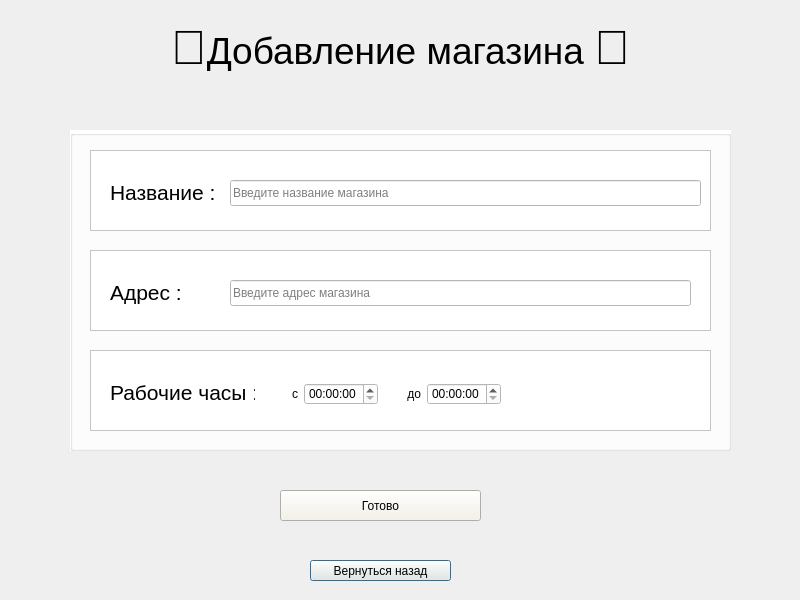
Above: add_shop.ui from mamam111a/2-year_coursework_client before the change. Below: the same form after it.
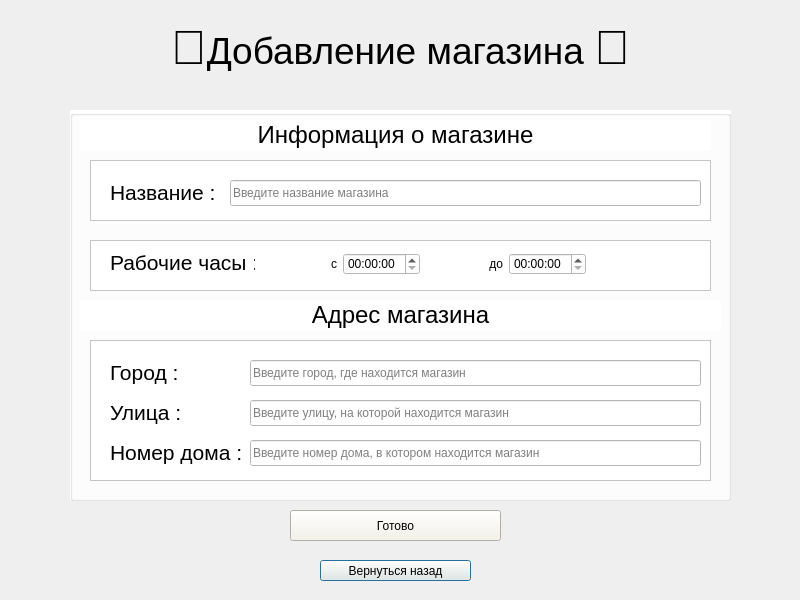
That is the form after the change.

What changed in the file:
```diff
--- a/add_shop.ui
+++ b/add_shop.ui
@@ -16,9 +16,9 @@
   <widget class="QPushButton" name="pushButton">
    <property name="geometry">
     <rect>
-     <x>310</x>
+     <x>320</x>
      <y>560</y>
-     <width>141</width>
+     <width>151</width>
      <height>21</height>
     </rect>
    </property>
@@ -48,9 +48,9 @@
   <widget class="QPushButton" name="pushButton_2">
    <property name="geometry">
     <rect>
-     <x>280</x>
-     <y>490</y>
-     <width>201</width>
+     <x>290</x>
+     <y>510</y>
+     <width>211</width>
      <height>31</height>
     </rect>
    </property>
@@ -81,9 +81,9 @@
    <property name="geometry">
     <rect>
      <x>70</x>
-     <y>130</y>
+     <y>110</y>
      <width>661</width>
-     <height>321</height>
+     <height>391</height>
     </rect>
    </property>
    <property name="styleSheet">
@@ -96,9 +96,9 @@
     <property name="geometry">
      <rect>
       <x>20</x>
-      <y>20</y>
+      <y>50</y>
       <width>621</width>
-      <height>81</height>
+      <height>61</height>
      </rect>
     </property>
     <property name="frameShape">
@@ -111,7 +111,7 @@
      <property name="geometry">
       <rect>
        <x>140</x>
-       <y>30</y>
+       <y>20</y>
        <width>471</width>
        <height>26</height>
       </rect>
@@ -124,7 +124,7 @@
      <property name="geometry">
       <rect>
        <x>20</x>
-       <y>30</y>
+       <y>20</y>
        <width>105</width>
        <height>26</height>
       </rect>
@@ -138,9 +138,9 @@
     <property name="geometry">
      <rect>
       <x>20</x>
-      <y>120</y>
+      <y>230</y>
       <width>621</width>
-      <height>81</height>
+      <height>141</height>
      </rect>
     </property>
     <property name="frameShape">
@@ -153,26 +153,78 @@
      <property name="geometry">
       <rect>
        <x>20</x>
-       <y>30</y>
-       <width>71</width>
+       <y>20</y>
+       <width>105</width>
        <height>26</height>
       </rect>
      </property>
      <property name="text">
-      <string>&lt;html&gt;&lt;head/&gt;&lt;body&gt;&lt;p&gt;&lt;span style=&quot; font-size:16pt;&quot;&gt;Адрес :&lt;/span&gt;&lt;/p&gt;&lt;/body&gt;&lt;/html&gt;</string>
+      <string>&lt;html&gt;&lt;head/&gt;&lt;body&gt;&lt;p&gt;&lt;span style=&quot; font-size:16pt;&quot;&gt;Город :&lt;/span&gt;&lt;/p&gt;&lt;/body&gt;&lt;/html&gt;</string>
      </property>
     </widget>
-    <widget class="QLineEdit" name="adress">
+    <widget class="QLineEdit" name="city">
      <property name="geometry">
       <rect>
-       <x>140</x>
-       <y>30</y>
-       <width>461</width>
+       <x>160</x>
+       <y>20</y>
+       <width>451</width>
        <height>26</height>
       </rect>
      </property>
      <property name="placeholderText">
-      <string>Введите адрес магазина</string>
+      <string>Введите город, где находится магазин</string>
+     </property>
+    </widget>
+    <widget class="QLineEdit" name="street">
+     <property name="geometry">
+      <rect>
+       <x>160</x>
+       <y>60</y>
+       <width>451</width>
+       <height>26</height>
+      </rect>
+     </property>
+     <property name="placeholderText">
+      <string>Введите улицу, на которой находится магазин</string>
+     </property>
+    </widget>
+    <widget class="QLineEdit" name="numberHouse">
+     <property name="geometry">
+      <rect>
+       <x>160</x>
+       <y>100</y>
+       <width>451</width>
+       <height>26</height>
+      </rect>
+     </property>
+     <property name="placeholderText">
+      <string>Введите номер дома, в котором находится магазин</string>
+     </property>
+    </widget>
+    <widget class="QLabel" name="label_7">
+     <property name="geometry">
+      <rect>
+       <x>20</x>
+       <y>60</y>
+       <width>105</width>
+       <height>26</height>
+      </rect>
+     </property>
+     <property name="text">
+      <string>&lt;html&gt;&lt;head/&gt;&lt;body&gt;&lt;p&gt;&lt;span style=&quot; font-size:16pt;&quot;&gt;Улица :&lt;/span&gt;&lt;/p&gt;&lt;/body&gt;&lt;/html&gt;</string>
+     </property>
+    </widget>
+    <widget class="QLabel" name="label_8">
+     <property name="geometry">
+      <rect>
+       <x>20</x>
+       <y>100</y>
+       <width>131</width>
+       <height>26</height>
+      </rect>
+     </property>
+     <property name="text">
+      <string>&lt;html&gt;&lt;head/&gt;&lt;body&gt;&lt;p&gt;&lt;span style=&quot; font-size:16pt;&quot;&gt;Номер дома :&lt;/span&gt;&lt;/p&gt;&lt;/body&gt;&lt;/html&gt;</string>
      </property>
     </widget>
    </widget>
@@ -180,9 +232,9 @@
     <property name="geometry">
      <rect>
       <x>20</x>
-      <y>220</y>
+      <y>130</y>
       <width>621</width>
-      <height>81</height>
+      <height>51</height>
      </rect>
     </property>
     <property name="frameShape">
@@ -195,7 +247,7 @@
      <property name="geometry">
       <rect>
        <x>20</x>
-       <y>30</y>
+       <y>10</y>
        <width>145</width>
        <height>26</height>
       </rect>
@@ -208,8 +260,8 @@
      <property name="geometry">
       <rect>
        <x>170</x>
-       <y>30</y>
-       <width>241</width>
+       <y>10</y>
+       <width>326</width>
        <height>28</height>
       </rect>
      </property>
@@ -237,9 +289,37 @@
      </layout>
     </widget>
    </widget>
+   <widget class="QLabel" name="label_9">
+    <property name="geometry">
+     <rect>
+      <x>10</x>
+      <y>190</y>
+      <width>641</width>
+      <height>31</height>
+     </rect>
+    </property>
+    <property name="text">
+     <string>&lt;html&gt;&lt;head/&gt;&lt;body&gt;&lt;p align=&quot;center&quot;&gt;&lt;span style=&quot; font-size:18pt;&quot;&gt;Адрес магазина&lt;/span&gt;&lt;/p&gt;&lt;/body&gt;&lt;/html&gt;</string>
+    </property>
+   </widget>
+   <widget class="QLabel" name="label_10">
+    <property name="geometry">
+     <rect>
+      <x>10</x>
+      <y>10</y>
+      <width>631</width>
+      <height>31</height>
+     </rect>
+    </property>
+    <property name="text">
+     <string>&lt;html&gt;&lt;head/&gt;&lt;body&gt;&lt;p align=&quot;center&quot;&gt;&lt;span style=&quot; font-size:18pt;&quot;&gt;Информация о магазине&lt;/span&gt;&lt;/p&gt;&lt;/body&gt;&lt;/html&gt;</string>
+    </property>
+   </widget>
    <zorder>frame_3</zorder>
    <zorder>frame_2</zorder>
    <zorder>frame</zorder>
+   <zorder>label_9</zorder>
+   <zorder>label_10</zorder>
   </widget>
  </widget>
  <resources/>
```
